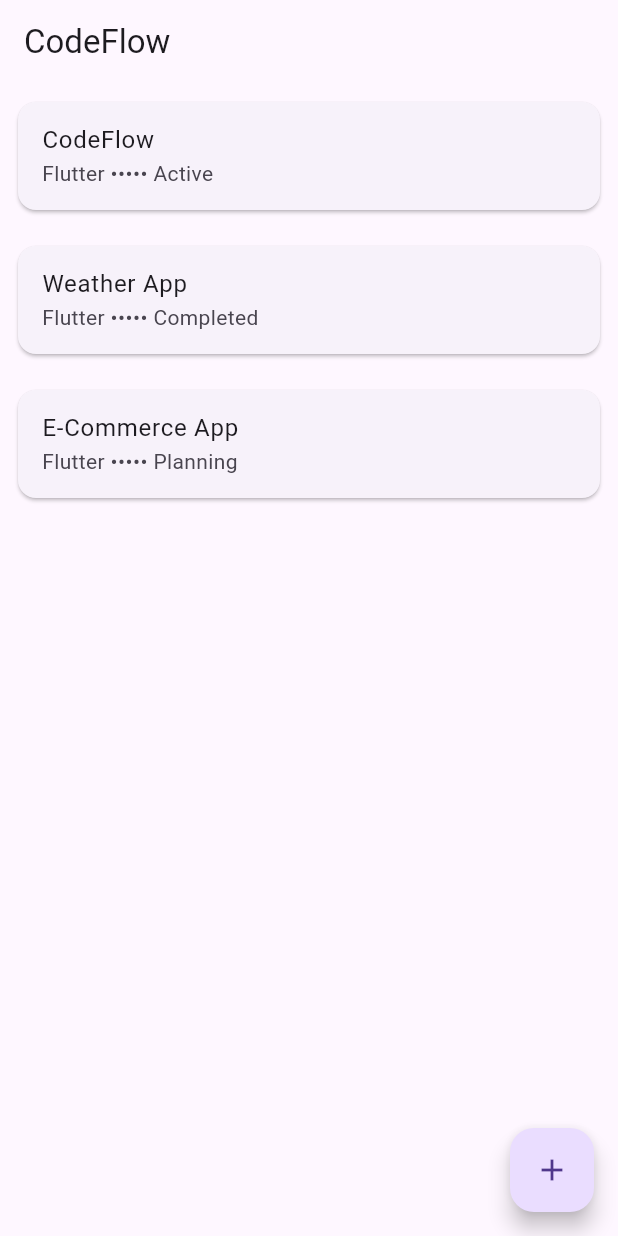
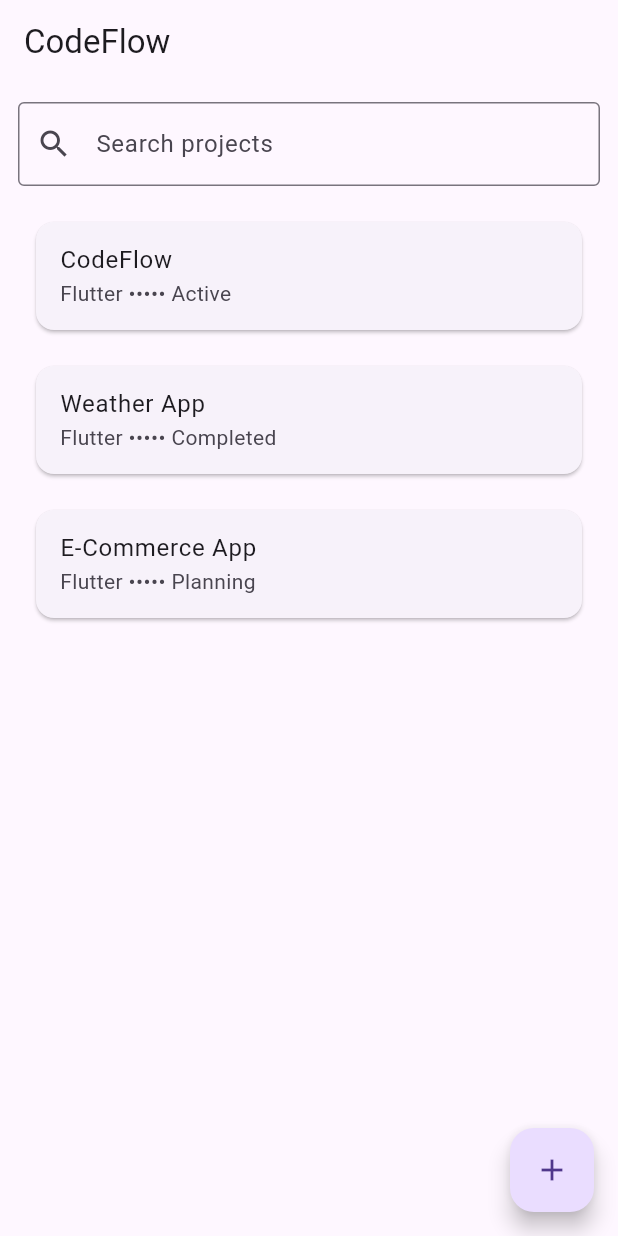
Before and after one commit to sajjadaamirpro-code/codeflow-app, a Flutter app: the screen it shows after launch, on a phone screen of 412 x 824 dp. Run offline on Flutter 3.47's test engine with Material 3 defaults, Android fonts, the phone set to English and light mode, and no system bars.

Commit message:
feat: add project search

```diff
--- a/lib/main.dart
+++ b/lib/main.dart
@@ -88,18 +88,52 @@ class _CodeFlowAppState extends State<CodeFlowApp> {
   final TextEditingController descriptionController = TextEditingController();
   final TextEditingController technologyController = TextEditingController();
 
+  final TextEditingController searchController =
+  TextEditingController();
+  String searchQuery = '';
+
+
+
   ProjectStatus selectedStatus = ProjectStatus.active;
 
   @override
   Widget build(BuildContext context) {
-    return  Scaffold(
+    final filteredProjects = projects.where((project) {
+      return project.name
+          .toLowerCase()
+          .contains(searchQuery.toLowerCase());
+    }).toList();
+
+    return Scaffold(
       appBar: AppBar(
         title: const Text('CodeFlow'),
       ),
-          body: ListView.builder(
-            itemCount: projects.length,
+
+      body: Padding(
+        padding: const EdgeInsets.all(12),
+        child: Column(
+          children: [
+            TextField(
+              controller: searchController,
+              decoration: const InputDecoration(
+                labelText: 'Search projects',
+                prefixIcon: Icon(Icons.search),
+                border: OutlineInputBorder(),
+              ),
+              onChanged: (value) {
+                setState(() {
+                  searchQuery = value;
+                });
+              },
+            ),
+
+            const SizedBox(height: 12),
+
+            Expanded(
+              child: ListView.builder(
+                itemCount: filteredProjects.length,
                 itemBuilder: (context, index) {
-              final project = projects[index];
+                  final project = filteredProjects[index];
 
                   return Card(
                     margin: const EdgeInsets.all(12),
@@ -119,11 +153,14 @@ class _CodeFlowAppState extends State<CodeFlowApp> {
 
                         if (result == 'delete') {
                           setState(() {
-                          projects.removeAt(index);
+                            projects.remove(project);
                           });
                         } else if (result is Project) {
                           setState(() {
-                          projects[index] = result;
+                            final originalIndex =
+                            projects.indexOf(project);
+
+                            projects[originalIndex] = result;
                           });
                         }
                       },
@@ -131,6 +168,11 @@ class _CodeFlowAppState extends State<CodeFlowApp> {
                   );
                 },
               ),
+            ),
+          ], // closes children: [
+        ), // closes Column
+      ), // closes Padding
+
       floatingActionButton: FloatingActionButton(
             onPressed: () {
               showDialog(
```
Lines whose indentation alone changed are shown as unchanged.
